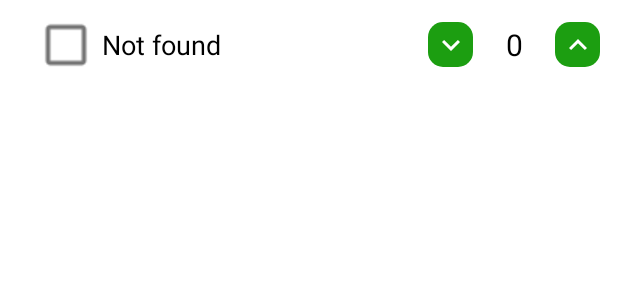
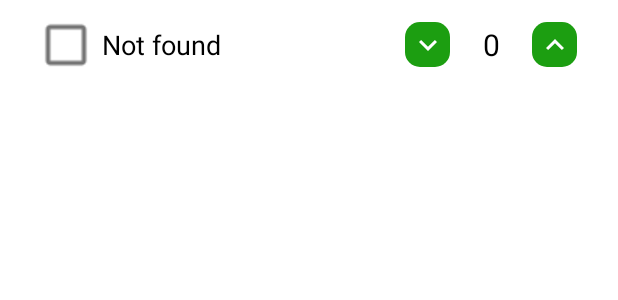
Before and after one commit to R-Hervas/Listation, an Android app: the layout item_row_item.xml on its own in the app's theme, with its tools: preview values and no code run, on a phone screen of 412 x 824 dp. Shown: the top 300 px of the screen. Run offline under Robolectric (Android 15) with nearby library versions, the phone set to English and light mode, and no system bars.

Commit message:
android fixes

```diff
--- a/app/src/main/res/layout/item_row_item.xml
+++ b/app/src/main/res/layout/item_row_item.xml
@@ -26,7 +26,7 @@
             android:scaleY="1.5" />
 
         <RelativeLayout
-            android:layout_width="205dp"
+            android:layout_width="190dp"
             android:layout_height="match_parent"
             android:layout_marginEnd="10dp">
 
@@ -46,14 +46,14 @@
                 android:layout_width="match_parent"
                 android:layout_height="match_parent"
 
+                android:autofillHints=""
+
                 android:background="@null"
+                android:hint="@string/input_item_name_str"
 
-                android:hint="@string/input_item_name_str"
+                android:inputType="text"
                 android:textAppearance="@style/item_name"
-
-                android:visibility="invisible"
-                android:autofillHints=""
-                android:inputType="text" />
+                android:visibility="invisible" />
 
 
         </RelativeLayout>
```
